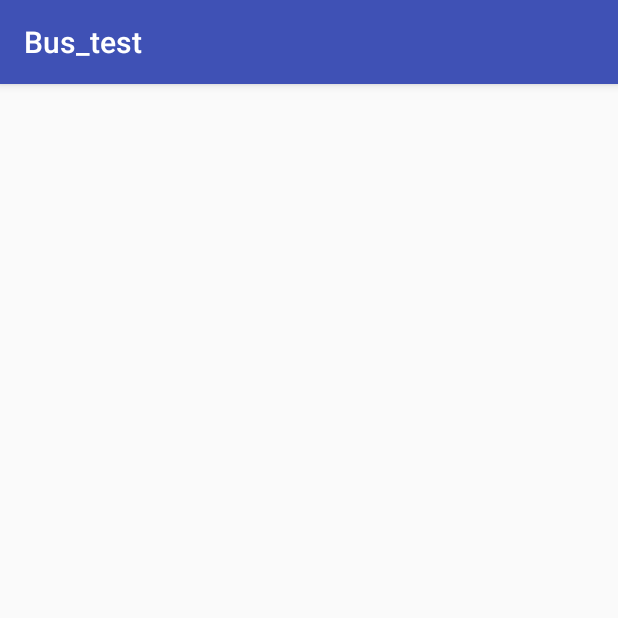
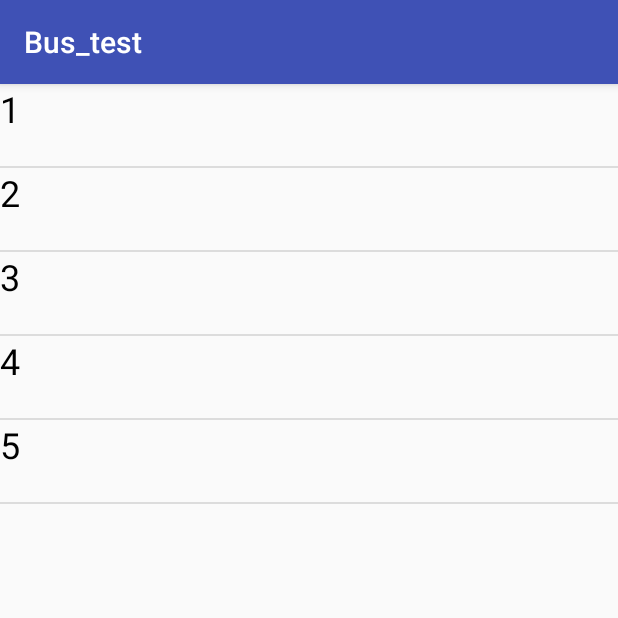
Before and after one commit to wwe221/bus_test, an Android app: the screen it shows after launch (MainActivity), on a phone screen of 412 x 824 dp, the top half of it. Run offline under Robolectric (Android 15) with nearby library versions, the phone set to English and light mode, and no system bars; 4 statements that could not run were skipped.

Commit message:
Listview 추가
정류장마다의 버튼 생성해서 표시해보기

```diff
--- /dev/null
+++ b/app/src/main/java/com/something/bus_test/ListViewAdapter.java
@@ -0,0 +1,69 @@
+package com.something.bus_test;
+import android.content.Context;
+import android.graphics.drawable.Drawable;
+import android.util.Log;
+import android.view.LayoutInflater;
+import android.view.View;
+import android.view.ViewGroup;
+import android.widget.BaseAdapter;
+import android.widget.ImageView;
+import android.widget.TextView;
+import java.util.ArrayList;
+public class ListViewAdapter extends BaseAdapter{
+    private ArrayList<ListViewItem> listViewItemList = new ArrayList<ListViewItem>();
+    // ListViewAdapter의 생성자
+    public ListViewAdapter() {
+    }
+    // Adapter에 사용되는 데이터의 개수를 리턴. : 필수 구현
+    @Override
+    public int getCount() {
+        return listViewItemList.size();
+    }
+    // position에 위치한 데이터를 화면에 출력하는데 사용될 View를 리턴. : 필수 구현
+    @Override
+    public View getView(int position, View convertView, ViewGroup parent) {
+        final int pos = position;
+        final Context context = parent.getContext();
+        // "listview_item" Layout을 inflate하여 convertView 참조 획득.
+        if (convertView == null) {
+            LayoutInflater inflater = (LayoutInflater) context.getSystemService(Context.LAYOUT_INFLATER_SERVICE);
+            convertView = inflater.inflate(R.layout.listview_item, parent, false);
+        }
+
+        // 화면에 표시될 View(Layout이 inflate된)으로부터 위젯에 대한 참조 획득
+        TextView titleTextView = (TextView) convertView.findViewById(R.id.textView1);
+        TextView descTextView = (TextView) convertView.findViewById(R.id.textView2);
+
+        // Data Set(listViewItemList)에서 position에 위치한 데이터 참조 획득
+        ListViewItem listViewItem = listViewItemList.get(position);
+
+        // 아이템 내 각 위젯에 데이터 반영
+
+        titleTextView.setText(listViewItem.getTitle());
+        descTextView.setText(listViewItem.getDesc());
+
+        return convertView;
+    }
+
+    // 지정한 위치(position)에 있는 데이터와 관계된 아이템(row)의 ID를 리턴. : 필수 구현
+    @Override
+    public long getItemId(int position) {
+        return position;
+    }
+
+    // 지정한 위치(position)에 있는 데이터 리턴 : 필수 구현
+    @Override
+    public Object getItem(int position) {
+        return listViewItemList.get(position);
+    }
+
+    // 아이템 데이터 추가를 위한 함수. 개발자가 원하는대로 작성 가능.
+    public void addItem(String title, String desc) {
+        ListViewItem item = new ListViewItem();
+
+        item.setTitle(title);
+        item.setDesc(desc);
+        Log.i("@@@",title+desc);
+        listViewItemList.add(item);
+    }
+}
--- /dev/null
+++ b/app/src/main/java/com/something/bus_test/ListViewItem.java
@@ -0,0 +1,29 @@
+package com.something.bus_test;
+
+import android.graphics.drawable.Drawable;
+
+public class ListViewItem {
+    private Drawable iconDrawable ;
+    private String titleStr ;
+    private String descStr ;
+
+    public void setIcon(Drawable icon) {
+        iconDrawable = icon ;
+    }
+    public void setTitle(String title) {
+        titleStr = title ;
+    }
+    public void setDesc(String desc) {
+        descStr = desc ;
+    }
+
+    public Drawable getIcon() {
+        return this.iconDrawable ;
+    }
+    public String getTitle() {
+        return this.titleStr ;
+    }
+    public String getDesc() {
+        return this.descStr ;
+    }
+}
--- a/app/src/main/java/com/something/bus_test/MainActivity.java
+++ b/app/src/main/java/com/something/bus_test/MainActivity.java
@@ -1,7 +1,9 @@
 package com.something.bus_test;
 
 import android.graphics.Color;
+import android.graphics.drawable.Drawable;
 import android.os.AsyncTask;
+import android.support.v4.content.ContextCompat;
 import android.support.v7.app.AppCompatActivity;
 import android.os.Bundle;
 import java.io.InputStreamReader;
@@ -18,34 +20,69 @@ import org.w3c.dom.Node;
 import org.w3c.dom.NodeList;
 import org.w3c.dom.Text;
 import org.xml.sax.InputSource;
-
 import android.support.v7.app.AppCompatActivity;
 import android.util.Log;
 import android.view.Gravity;
 import android.view.View;
+import android.widget.AdapterView;
 import android.widget.Button;
 import android.widget.LinearLayout;
+import android.widget.ListView;
 import android.widget.TextView;
 import android.widget.Toast;
 import android.view.ViewGroup.LayoutParams;
 
 public class MainActivity extends AppCompatActivity {
     Document Doc;
-    TextView b;
+    ListView listview ;
+    ListViewAdapter adapter;
+    String s = "";
+    String bus;
+    String a = "7016";
+    String b= "7018";
+    String c= "1711";
+    String d= "1020";
+    String f ="7212";
+    String A[] = {a,b,c,d,f};
+    String Bus[] ={"1","2","3","4","5"};
+    String texts[] = new String[5];
     @Override
     protected void onCreate(Bundle savedInstanceState) {
         super.onCreate(savedInstanceState);
 
         setContentView(R.layout.activity_main);
-        b= (TextView)findViewById(R.id.text1);
+        listview = (ListView) findViewById(R.id.listview1);
+        adapter = (ListViewAdapter)new ListViewAdapter() ;
+        listview.setAdapter(adapter);
+        listview.setOnItemClickListener(new AdapterView.OnItemClickListener() {
+            @Override
+            public void onItemClick(AdapterView parent, View v, int position, long id) {
+                // get item
+                ListViewItem item = (ListViewItem) parent.getItemAtPosition(position) ;
+                String titleStr = item.getTitle() ;
+                String descStr = item.getDesc() ;
+                // TODO : use item data.
+            }
+        }) ;
         new GetXMLTask().execute();
+        try{
+            Thread.sleep(1000);
+        } catch (InterruptedException e) {
+            // TODO Auto-generated catch block
+            e.printStackTrace();
+        }
     }
     private class GetXMLTask extends AsyncTask<String, Void, Document> {
         @Override
         protected Document doInBackground(String... urls) {
             URL url;
+            try {
 
-            try {
+                String q="100000180";
+                // 100000180 상명대 정문
+                // 100000040 상명대 입구 7018
+                // 100000189 상명대 입구
+                // 100000021 경복궁역
                 url = new URL("http://ws.bus.go.kr/api/rest/arrive/getLowArrInfoByStId?ServiceKey=ZUpYRcYG5aEM7ugMSQoNmjtAc0leLgZoJJqH2Z5feXJGJkYa1EGV3Ag6evY6QU%2FKczL6URU8QkG7lO%2FO%2FAkZCA%3D%3D&stId=100000023");
                 DocumentBuilderFactory dbf = DocumentBuilderFactory.newInstance();
                 DocumentBuilder db = dbf.newDocumentBuilder();
@@ -53,13 +90,11 @@ public class MainActivity extends AppCompatActivity {
                 Doc.getDocumentElement().normalize();
             } catch (Exception e) {
                 Log.i("try","wrong");
-
             }
             return Doc;
         }
         @Override
         protected void onPostExecute(Document doc) {
-            String s = "";
             Log.i("Root element :",doc.getDocumentElement().getNodeName());// root tag
             NodeList nodeList = doc.getElementsByTagName("itemList");
             Log.i("파싱할 리스트 수 : ",nodeList.getLength()+"개");
@@ -67,30 +102,26 @@ public class MainActivity extends AppCompatActivity {
                 Node node = nodeList.item(i);
                 Element eElement = (Element) node;
                 if (node.getNodeType() == Node.ELEMENT_NODE) {
-                    s += getTagValue("rtNm", eElement)+"\n";
-                    s+="이번: " + getTagValue("arrmsg1", eElement)+"\n";
-                    s+="탑승: " + getTagValue("reride_Num1", eElement) + "명"+"\n";
-                    s+="다음: " + getTagValue("arrmsg2", eElement)+"\n";
-                    s+="탑승: " + getTagValue("reride_Num2", eElement) + "명"+"\n";
+                    bus=getTagValue("rtNm", eElement);
+                    for(int ii=0;ii<5;ii++)
+                    if(bus.equals(A[ii])) {
+                        Bus[ii]=bus;
+                        s = "이번: " + getTagValue("arrmsg1", eElement) + "     ";
+                        s += "탑승: " + getTagValue("reride_Num1", eElement) + "명" + "\n";
+                        s += "다음: " + getTagValue("arrmsg2", eElement) + "     ";
+                        s += "탑승: " + getTagValue("reride_Num2", eElement) + "명" + "\n";
+                        texts[ii]=s;
+                    }
                 }
             }
-            b.setText(s);
-
             super.onPostExecute(doc);
+            print();
         }
     }
-    public static String getsomething(){
-        String numb;
-        String str="";
-        String a = "7016";
-        String b= "7018";
-        String c= "1711";
-        String d= "1020";
-        String f ="7212";
-        String A[] = {a,b,c,d,f};
-
-
-        return str;
+    public void print(){
+        for(int i=0;i<5;i++){
+            adapter.addItem(Bus[i],texts[i]);
+        }
     }
     private static String getTagValue(String tag, Element eElement) {
         NodeList nlList = eElement.getElementsByTagName(tag).item(0).getChildNodes();
--- a/app/src/main/res/layout/activity_main.xml
+++ b/app/src/main/res/layout/activity_main.xml
@@ -7,9 +7,11 @@
     android:layout_height="match_parent"
     tools:context=".MainActivity">
 
-    <TextView
-        android:id="@+id/text1"
-        android:layout_width="383dp"
-        android:layout_height="244dp"
-        android:text="TextView" />
+    <ListView
+        android:id="@+id/listview1"
+        android:layout_width="match_parent"
+        android:layout_height="match_parent" >
+
+    </ListView>
+
 </android.support.constraint.ConstraintLayout>
--- /dev/null
+++ b/app/src/main/res/layout/listview_item.xml
@@ -0,0 +1,32 @@
+<?xml version="1.0" encoding="utf-8"?>
+<android.support.constraint.ConstraintLayout
+    xmlns:android="http://schemas.android.com/apk/res/android"
+    android:layout_width="match_parent"
+    android:layout_height="match_parent">
+
+    <LinearLayout
+        android:layout_width="wrap_content"
+        android:layout_height="match_parent"
+        android:layout_weight="4"
+        android:orientation="vertical">
+
+        <TextView
+            android:id="@+id/textView1"
+            android:layout_width="match_parent"
+            android:layout_height="wrap_content"
+            android:layout_weight="2"
+            android:gravity="center_vertical"
+            android:text="New Text"
+            android:textColor="#000000"
+            android:textSize="24dp" />
+
+        <TextView
+            android:id="@+id/textView2"
+            android:layout_width="match_parent"
+            android:layout_height="wrap_content"
+            android:layout_weight="1"
+            android:text="New Text"
+            android:textColor="#666666"
+            android:textSize="16dp" />
+    </LinearLayout>
+</android.support.constraint.ConstraintLayout>
```
